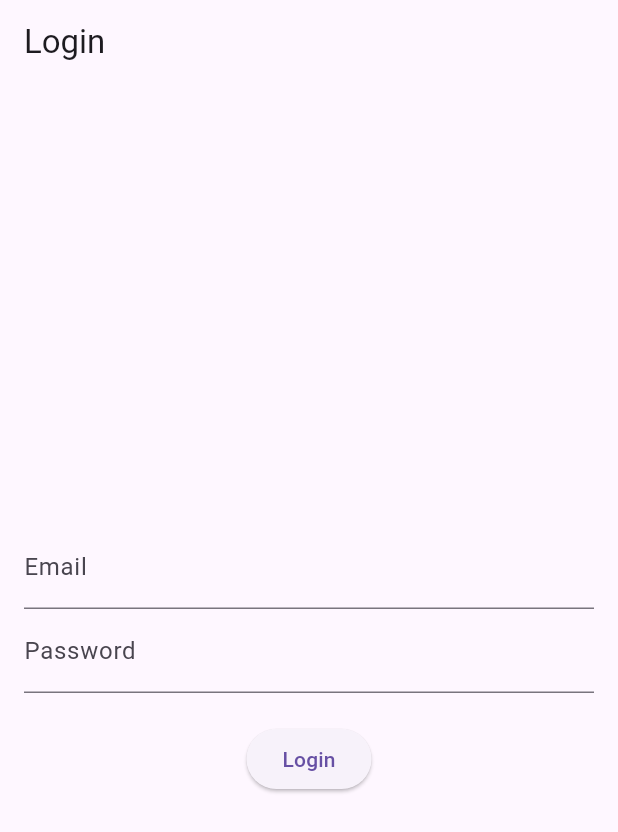
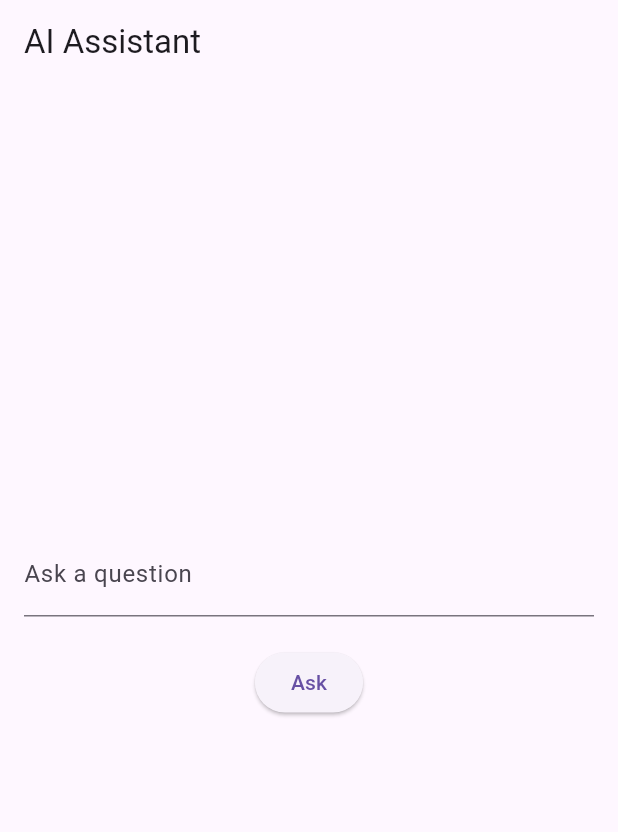
Before and after one commit to harry-chin/ai_asistant, a Flutter app: the screen it shows after launch, on a phone screen of 412 x 824 dp. Shown: the top 832 px of the screen. Run offline on Flutter 3.47's test engine with Material 3 defaults, Android fonts, the phone set to English and light mode, and no system bars; our stand-ins replace cloud_firestore, firebase_auth, firebase_core; accounts and stored records are empty.

```diff
--- a/lib/main.dart
+++ b/lib/main.dart
@@ -1,11 +1,15 @@
 // main.dart
 import 'package:flutter/material.dart';
 import 'package:firebase_core/firebase_core.dart';
-import 'package:ai_assistant/screens/login_screen.dart';
+import 'firebase_options.dart';
+// import 'package:ai_assistant/screens/login_screen.dart';
+import 'package:ai_assistant/screens/ai_assistant_screen.dart';
 
 void main() async {
   WidgetsFlutterBinding.ensureInitialized();
-  await Firebase.initializeApp();
+  await Firebase.initializeApp(
+    options: DefaultFirebaseOptions.currentPlatform,
+  );
   runApp(MyApp());
 }
 
@@ -17,7 +21,8 @@ class MyApp extends StatelessWidget {
       theme: ThemeData(
         primarySwatch: Colors.blue,
       ),
-      home: LoginScreen(),
+      // home: LoginScreen(),
+      home: AiAssistantScreen(),
     );
   }
 }
--- /dev/null
+++ b/lib/screens/ai_assistant_screen.dart
@@ -0,0 +1,60 @@
+// ai_assistant/lib/screens/ai_assistant_screen.dart
+import 'package:flutter/material.dart';
+import 'package:ai_assistant/services/openai_service.dart';
+
+class AiAssistantScreen extends StatefulWidget {
+  @override
+  _AiAssistantScreenState createState() => _AiAssistantScreenState();
+}
+
+class _AiAssistantScreenState extends State<AiAssistantScreen> {
+  final TextEditingController _questionController = TextEditingController();
+  final OpenAIService _openAIService = OpenAIService();
+  String _answer = '';
+
+  void _askQuestion() async {
+    if (_questionController.text.isNotEmpty) {
+      try {
+        String response = await _openAIService.getResponse(_questionController.text);
+        setState(() {
+          _answer = response;
+        });
+      } catch (e) {
+        setState(() {
+          _answer = 'Failed to get response from OpenAI: $e';
+        });
+      }
+    }
+  }
+
+  @override
+  Widget build(BuildContext context) {
+    return Scaffold(
+      appBar: AppBar(
+        title: Text('AI Assistant'),
+      ),
+      body: Padding(
+        padding: const EdgeInsets.all(16.0),
+        child: Column(
+          mainAxisAlignment: MainAxisAlignment.center,
+          children: [
+            TextField(
+              controller: _questionController,
+              decoration: InputDecoration(labelText: 'Ask a question'),
+            ),
+            SizedBox(height: 20),
+            ElevatedButton(
+              onPressed: _askQuestion,
+              child: Text('Ask'),
+            ),
+            SizedBox(height: 20),
+            Text(
+              _answer,
+              style: TextStyle(fontSize: 18),
+            ),
+          ],
+        ),
+      ),
+    );
+  }
+}
```
Also changed, not shown: lib/screens/login_screen.dart (+130 -9 lines), lib/services/openai_service.dart (+12 -7 lines).
